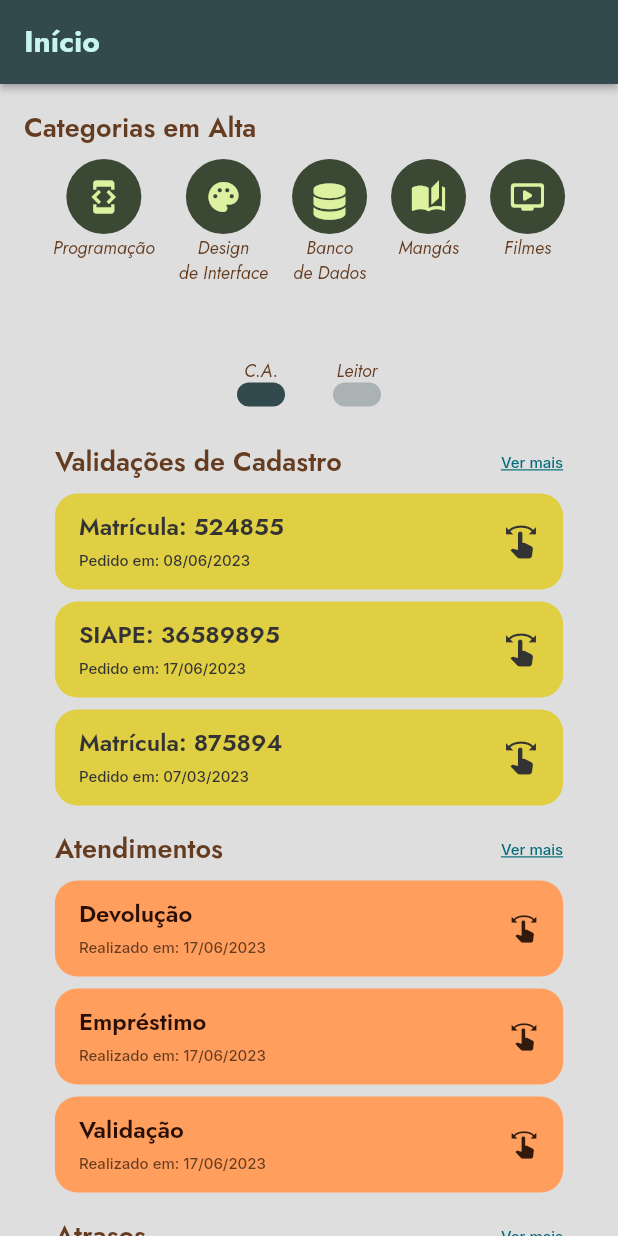
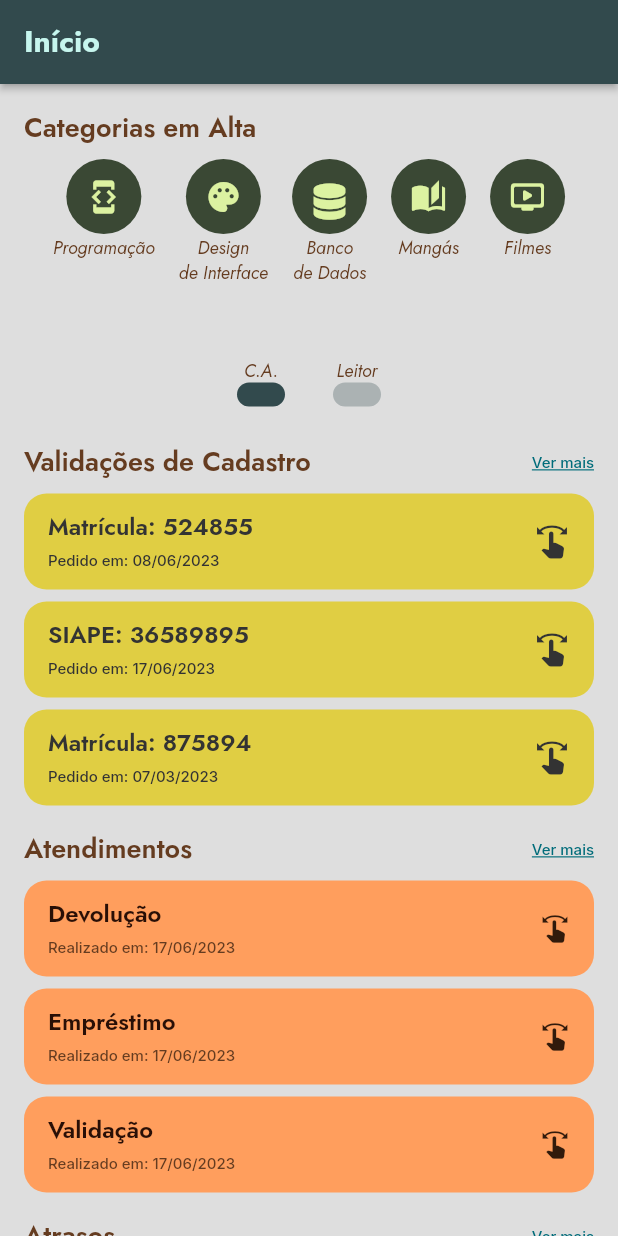
Before and after one commit to duckbookssmd/duckbooksapp, a Flutter app: the HomePageWidget screen opened directly, on a phone screen of 412 x 824 dp. Run offline on Flutter 3.47's test engine with Material 2 defaults, Android fonts, the phone set to English and light mode, and no system bars; drawn by our look-alikes of auto_size_text, flutter_slidable; our stand-ins replace cloud_firestore, dropdown_button2, easy_debounce, firebase_analytics, firebase_core, flutter_spinkit and 8 more; missing offline and left inert: json_path; accounts and stored records are empty.

Commit message:
Fix Container Width

```diff
--- a/lib/pages/home_page/home_page_widget.dart
+++ b/lib/pages/home_page/home_page_widget.dart
@@ -366,10 +366,10 @@ class _HomePageWidgetState extends State<HomePageWidget> {
                           Align(
                             alignment: AlignmentDirectional(0.0, -1.0),
                             child: Container(
-                              width: MediaQuery.of(context).size.width * 0.9,
+                              width: MediaQuery.of(context).size.width * 1.0,
                               height: MediaQuery.of(context).size.height * 1.0,
                               decoration: BoxDecoration(),
-                              alignment: AlignmentDirectional(0.0, -1.0),
+                              alignment: AlignmentDirectional(-1.0, -1.0),
                               child: Align(
                                 alignment: AlignmentDirectional(-1.0, -1.0),
                                 child: Padding(
```
